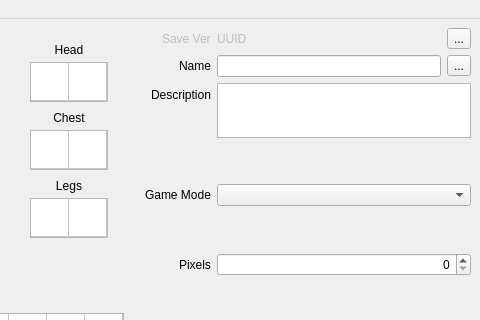
Above: starcheat/templates/MainWindow.ui from wizzomafizzo/starcheat before the change; both pictures show x 282 to 762 and y 0 to 320 of the 762 by 599 pixel window. Below: the same form after it.
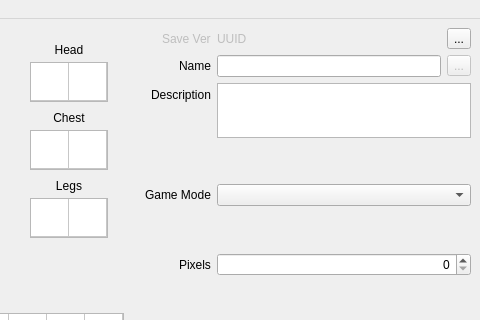
That is the form after the change. Icons and pictures are not drawn.

Commit message: Temporarily disable random name

```diff
--- a/starcheat/templates/MainWindow.ui
+++ b/starcheat/templates/MainWindow.ui
@@ -1654,7 +1654,7 @@
           <item>
            <widget class="QToolButton" name="name_button">
             <property name="enabled">
-             <bool>true</bool>
+             <bool>false</bool>
             </property>
             <property name="toolTip">
              <string>Random Name</string>
```
The commit also changes 1 other file.
